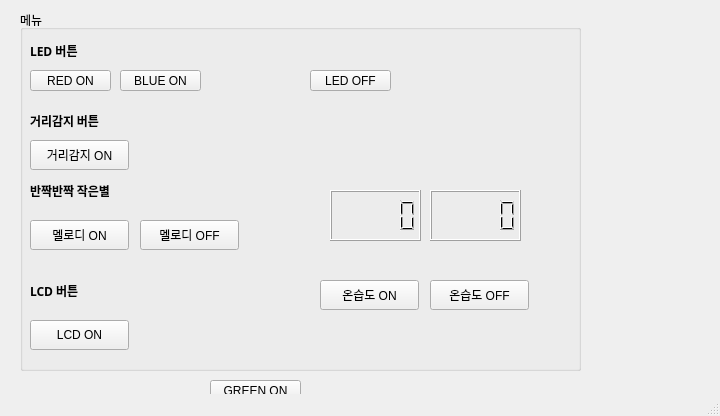
Hwangji99/basic-hardware-2024, file day06/main.ui: the form before one commit.
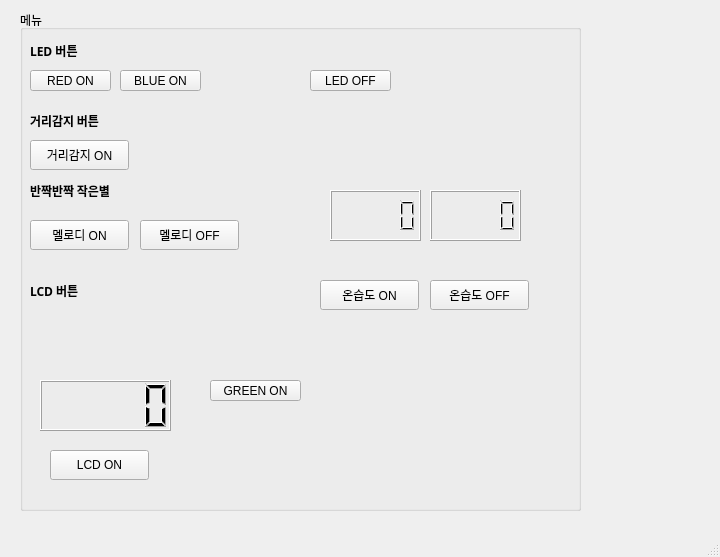
The form after the commit.

The edit to the form file:
```diff
--- a/day06/main.ui
+++ b/day06/main.ui
@@ -7,7 +7,7 @@
     <x>0</x>
     <y>0</y>
     <width>720</width>
-    <height>416</height>
+    <height>557</height>
    </rect>
   </property>
   <property name="windowTitle">
@@ -20,7 +20,7 @@
       <x>20</x>
       <y>10</y>
       <width>561</width>
-      <height>361</height>
+      <height>501</height>
      </rect>
     </property>
     <property name="title">
@@ -107,8 +107,8 @@
     <widget class="QPushButton" name="btn_fndon">
      <property name="geometry">
       <rect>
-       <x>10</x>
-       <y>310</y>
+       <x>30</x>
+       <y>440</y>
        <width>99</width>
        <height>30</height>
       </rect>
@@ -243,6 +243,16 @@
       </rect>
      </property>
     </widget>
+    <widget class="QLCDNumber" name="lcdfnd">
+     <property name="geometry">
+      <rect>
+       <x>20</x>
+       <y>370</y>
+       <width>131</width>
+       <height>51</height>
+      </rect>
+     </property>
+    </widget>
    </widget>
    <widget class="QPushButton" name="btngreen">
     <property name="geometry">
```
